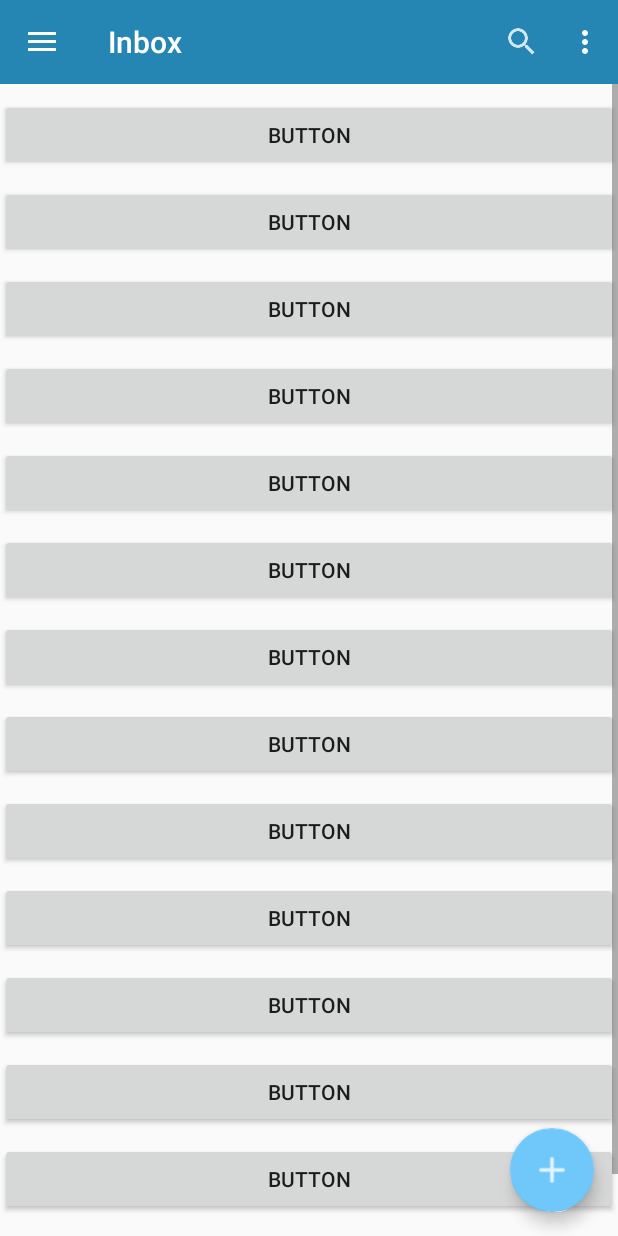
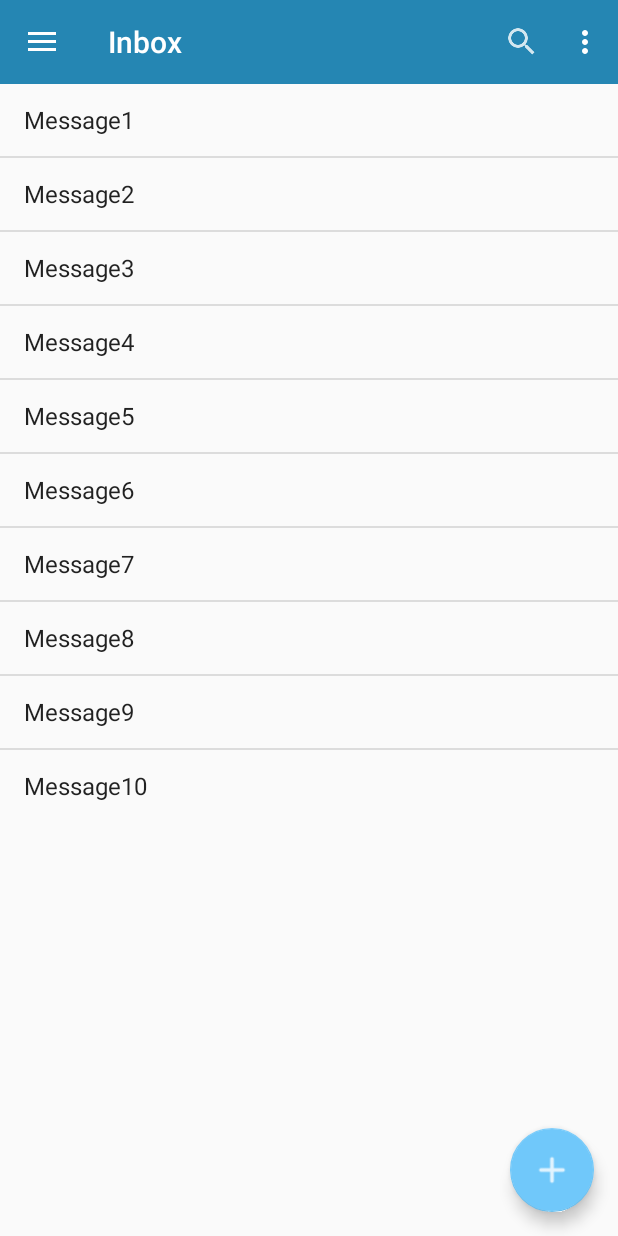
Before and after one commit to TinTin911/android-wave, an Android app: the InboxFragment screen opened directly, with no data from a screen before it, on a phone screen of 412 x 824 dp. Run offline under Robolectric (Android 15) with nearby library versions, the phone set to English and light mode, and no system bars.

Commit message:
Updating the ListView in inbox activity

```diff
--- a/app/src/main/java/app/android/box/waveprotocol/org/androidwave/activities/InboxFragment.java
+++ b/app/src/main/java/app/android/box/waveprotocol/org/androidwave/activities/InboxFragment.java
@@ -8,14 +8,16 @@ import android.content.Intent;
 import android.os.Bundle;
 import android.support.design.widget.FloatingActionButton;
 import android.support.v4.app.Fragment;
+import android.support.v4.app.ListFragment;
 import android.view.LayoutInflater;
 import android.view.View;
 import android.view.ViewGroup;
+import android.widget.ArrayAdapter;
 
 import app.android.box.waveprotocol.org.androidwave.R;
 
 
-public class InboxFragment extends Fragment {
+public class InboxFragment extends ListFragment {
 
 
 
@@ -26,6 +28,13 @@ public class InboxFragment extends Fragment {
     @Override
     public void onCreate(Bundle savedInstanceState) {
         super.onCreate(savedInstanceState);
+
+        String[] values = new String[] { "Message1", "Message2", "Message3",
+                "Message4", "Message5", "Message6", "Message7", "Message8",
+                "Message9", "Message10" };
+        ArrayAdapter<String> adapter = new ArrayAdapter<String>(getActivity(),
+                android.R.layout.simple_list_item_1, values);
+        setListAdapter(adapter);
 
     }
 
--- a/app/src/main/java/app/android/box/waveprotocol/org/androidwave/activities/NewWaveActivity.java
+++ b/app/src/main/java/app/android/box/waveprotocol/org/androidwave/activities/NewWaveActivity.java
@@ -27,14 +27,16 @@ import android.view.Menu;
 import app.android.box.waveprotocol.org.androidwave.R;
 
 public class NewWaveActivity extends AppCompatActivity{
-    private Toolbar toolbar;
+    private Toolbar mToolbar;
     @Override
     protected void onCreate(Bundle savedInstanceState) {
         super.onCreate(savedInstanceState);
         setContentView(R.layout.activity_new_wave);
 
-        toolbar = (Toolbar) findViewById(R.id.tool_bar); // Attaching the layout to the toolbar object
-        setSupportActionBar(toolbar);
+        mToolbar = (Toolbar) findViewById(R.id.toolbar);
+
+        setSupportActionBar(mToolbar);
+        getSupportActionBar().setDisplayShowHomeEnabled(true);
     }
 
 //
--- a/app/src/main/res/layout/activity_new_wave.xml
+++ b/app/src/main/res/layout/activity_new_wave.xml
@@ -1,9 +1,31 @@
 <?xml version="1.0" encoding="utf-8"?>
 <LinearLayout xmlns:android="http://schemas.android.com/apk/res/android"
     android:layout_width="match_parent"
-    android:layout_height="match_parent">
+    android:layout_height="match_parent"
+    android:id="@+id/drawer_layout">
 
-    <include
-        android:id="@+id/tool_bar"
-        layout="@layout/tool_bar" />
+    <LinearLayout
+        android:layout_width="match_parent"
+        android:layout_height="match_parent"
+        android:orientation="vertical">
+
+        <LinearLayout
+            android:id="@+id/container_toolbar"
+            android:layout_width="match_parent"
+            android:layout_height="wrap_content"
+            android:orientation="vertical">
+
+            <include
+                android:id="@+id/toolbar"
+                layout="@layout/toolbar" />
+        </LinearLayout>
+
+        <FrameLayout
+            android:id="@+id/container_body"
+            android:layout_width="fill_parent"
+            android:layout_height="0dp"
+            android:layout_weight="1" />
+
+
+    </LinearLayout>
 </LinearLayout>
--- a/app/src/main/res/layout/fragment_inbox.xml
+++ b/app/src/main/res/layout/fragment_inbox.xml
@@ -6,84 +6,12 @@
     android:orientation="vertical"
     tools:context="info.androidhive.materialdesign.activity.HomeFragment">
 
+    <ListView
+        android:id="@android:id/list"
+        android:layout_width="match_parent"
+        android:layout_height="wrap_content" >
+    </ListView>
 
-    <ScrollView android:layout_width="fill_parent"
-        android:layout_height="fill_parent">
-        <LinearLayout android:layout_width="fill_parent"
-            android:layout_height="wrap_content"
-            android:orientation="vertical" >
-            <Button android:id="@+id/button1"
-                android:layout_width="fill_parent"
-                android:layout_height="wrap_content"
-                android:layout_marginTop="10dp"
-                android:text="Button" />
-            <Button android:id="@+id/button2"
-                android:layout_width="fill_parent"
-                android:layout_height="wrap_content"
-                android:layout_marginTop="10dp"
-                android:text="Button" />
-            <Button android:id="@+id/button3"
-                android:layout_width="fill_parent"
-                android:layout_height="wrap_content"
-                android:layout_marginTop="10dp"
-                android:text="Button" />
-            <Button android:id="@+id/button4"
-                android:layout_width="fill_parent"
-                android:layout_height="wrap_content"
-                android:layout_marginTop="10dp"
-                android:text="Button" />
-            <Button android:id="@+id/button5"
-                android:layout_width="fill_parent"
-                android:layout_height="wrap_content"
-                android:layout_marginTop="10dp"
-                android:text="Button" />
-            <Button android:id="@+id/button6"
-                android:layout_width="fill_parent"
-                android:layout_height="wrap_content"
-                android:layout_marginTop="10dp"
-                android:text="Button" />
-            <Button android:id="@+id/button7"
-                android:layout_width="fill_parent"
-                android:layout_height="wrap_content"
-                android:layout_marginTop="10dp"
-                android:text="Button" />
-            <Button android:id="@+id/button8"
-                android:layout_width="fill_parent"
-                android:layout_height="wrap_content"
-                android:layout_marginTop="10dp"
-                android:text="Button" />
-            <Button android:id="@+id/button9"
-                android:layout_width="fill_parent"
-                android:layout_height="wrap_content"
-                android:layout_marginTop="10dp"
-                android:text="Button" />
-            <Button android:id="@+id/button10"
-                android:layout_width="fill_parent"
-                android:layout_height="wrap_content"
-                android:layout_marginTop="10dp"
-                android:text="Button" />
-            <Button android:id="@+id/button11"
-                android:layout_width="fill_parent"
-                android:layout_height="wrap_content"
-                android:layout_marginTop="10dp"
-                android:text="Button" />
-            <Button android:id="@+id/button12"
-                android:layout_width="fill_parent"
-                android:layout_height="wrap_content"
-                android:layout_marginTop="10dp"
-                android:text="Button" />
-            <Button android:id="@+id/button13"
-                android:layout_width="fill_parent"
-                android:layout_height="wrap_content"
-                android:layout_marginTop="10dp"
-                android:text="Button" />
-            <Button android:id="@+id/button14"
-                android:layout_width="fill_parent"
-                android:layout_height="wrap_content"
-                android:layout_marginTop="10dp"
-                android:text="Button" />
-        </LinearLayout>
-    </ScrollView>
     <android.support.design.widget.FloatingActionButton
         android:id="@+id/fab"
         android:layout_width="wrap_content"
```
